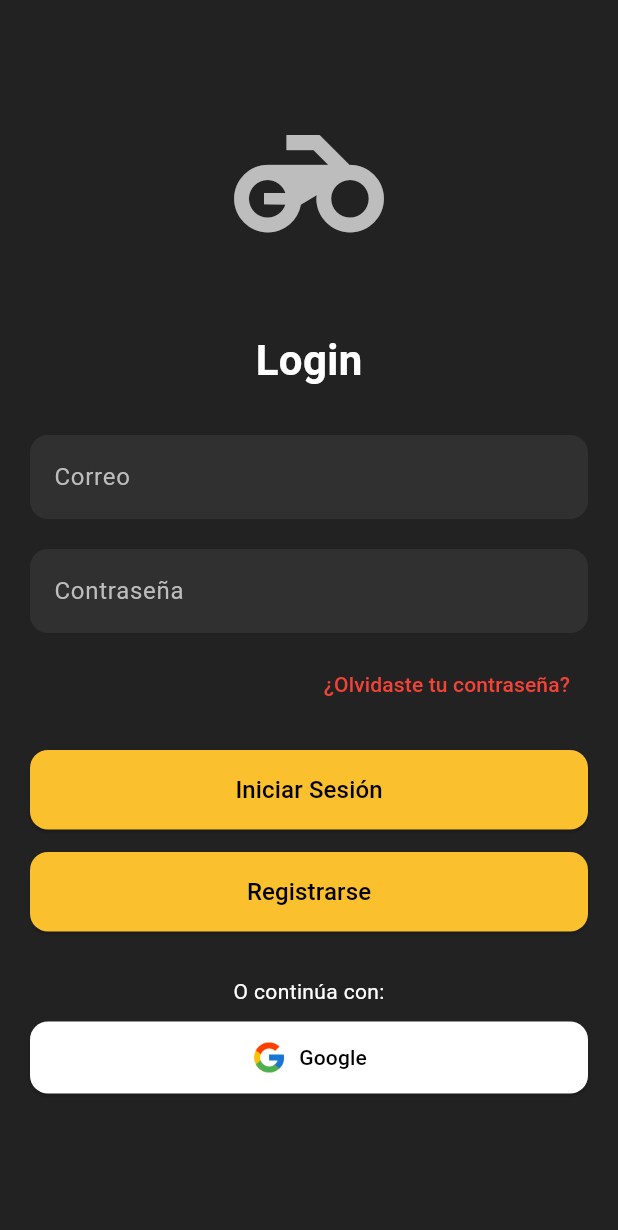
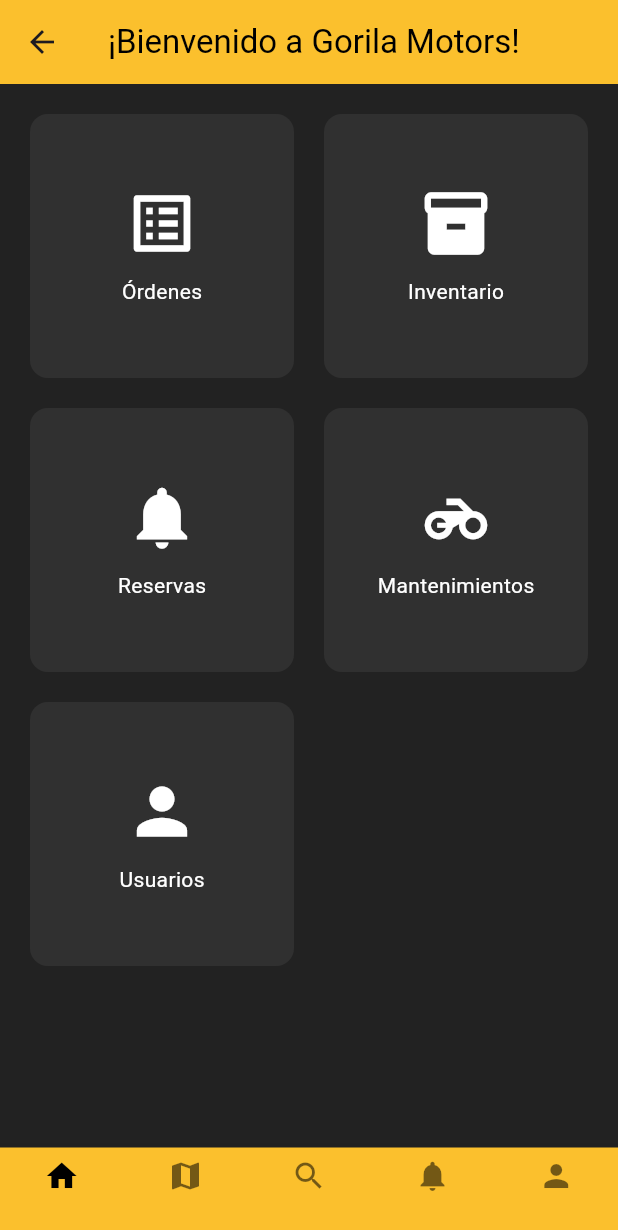
Before and after one commit to BryanAv7/prototipoFlutter, a Flutter app: the screen it shows after launch, after a tap on "Iniciar Sesión", on a phone screen of 412 x 824 dp. Shown: the top 1230 px of the screen. Run offline on Flutter 3.47's test engine with Material 3 defaults, Android fonts, the phone set to English and light mode, and no system bars.

Commit message:
Diseño del Home y Editar Perfil

```diff
--- /dev/null
+++ b/lib/screens/HomeScreen.dart
@@ -0,0 +1,118 @@
+import 'package:flutter/material.dart';
+import 'EditProfileScreen.dart';
+
+class HomeScreen extends StatefulWidget {
+  const HomeScreen({super.key});
+
+  @override
+  State<HomeScreen> createState() => _HomeScreenState();
+}
+
+class _HomeScreenState extends State<HomeScreen> {
+  int _selectedIndex = 0;
+
+  // Lista de acciones para cada ítem
+  final List<Widget Function(BuildContext)> _screens = [
+        (context) => const Center(child: Text('Inicio', style: TextStyle(color: Colors.white))),
+        (context) => const Center(child: Text('Mapa', style: TextStyle(color: Colors.white))),
+        (context) => const Center(child: Text('Buscar', style: TextStyle(color: Colors.white))),
+        (context) => const Center(child: Text('Notificaciones', style: TextStyle(color: Colors.white))),
+  ];
+
+  void _onItemTapped(int index) {
+    if (index == 4) {
+      // Ítem "Perfil": me lleva a EditProfileScreen---
+      Navigator.push(
+        context,
+        MaterialPageRoute(builder: (context) => const EditProfileScreen()),
+      );
+    } else {
+      setState(() {
+        _selectedIndex = index;
+      });
+    }
+  }
+
+  @override
+  Widget build(BuildContext context) {
+    return Scaffold(
+      backgroundColor: Colors.black87,
+      appBar: AppBar(
+        backgroundColor: Colors.yellow[700],
+        title: const Text(
+          '¡Bienvenido a Gorila Motors!',
+          style: TextStyle(color: Colors.black),
+        ),
+      ),
+      body: _selectedIndex < 4
+          ? Padding(
+        padding: const EdgeInsets.all(20.0),
+        child: GridView.count(
+          crossAxisCount: 2,
+          crossAxisSpacing: 20,
+          mainAxisSpacing: 20,
+          children: [
+            _DashboardCard(icon: Icons.list_alt, label: 'Órdenes', onTap: () {}),
+            _DashboardCard(icon: Icons.inventory, label: 'Inventario', onTap: () {}),
+            _DashboardCard(icon: Icons.notifications, label: 'Reservas', onTap: () {}),
+            _DashboardCard(icon: Icons.motorcycle, label: 'Mantenimientos', onTap: () {}),
+            _DashboardCard(icon: Icons.person, label: 'Usuarios', onTap: () {}),
+          ],
+        ),
+      )
+          : const SizedBox(),
+      bottomNavigationBar: BottomNavigationBar(
+        currentIndex: _selectedIndex,
+        backgroundColor: Colors.yellow[700],
+        selectedItemColor: Colors.black,
+        unselectedItemColor: Colors.black54,
+        type: BottomNavigationBarType.fixed,
+        items: const [
+          BottomNavigationBarItem(icon: Icon(Icons.home), label: ''),
+          BottomNavigationBarItem(icon: Icon(Icons.map), label: ''),
+          BottomNavigationBarItem(icon: Icon(Icons.search), label: ''),
+          BottomNavigationBarItem(icon: Icon(Icons.notifications), label: ''),
+          BottomNavigationBarItem(icon: Icon(Icons.person), label: ''),
+        ],
+        onTap: _onItemTapped,
+      ),
+    );
+  }
+}
+
+// Widget de tarjeta
+class _DashboardCard extends StatelessWidget {
+  final IconData icon;
+  final String label;
+  final VoidCallback onTap;
+
+  const _DashboardCard({
+    required this.icon,
+    required this.label,
+    required this.onTap,
+  });
+
+  @override
+  Widget build(BuildContext context) {
+    return GestureDetector(
+      onTap: onTap,
+      child: Container(
+        decoration: BoxDecoration(
+          color: Colors.grey[850],
+          borderRadius: BorderRadius.circular(12),
+        ),
+        child: Column(
+          mainAxisAlignment: MainAxisAlignment.center,
+          children: [
+            Icon(icon, color: Colors.white, size: 50),
+            const SizedBox(height: 10),
+            Text(
+              label,
+              style: const TextStyle(color: Colors.white, fontSize: 14),
+            ),
+          ],
+        ),
+      ),
+    );
+  }
+}
--- a/lib/screens/login_screen.dart
+++ b/lib/screens/login_screen.dart
@@ -1,4 +1,6 @@
 import 'package:flutter/material.dart';
+import 'HomeScreen.dart';
+import 'RegisterScreen.dart';
 
 class LoginScreen extends StatelessWidget {
   const LoginScreen({super.key});
@@ -7,29 +9,37 @@ class LoginScreen extends StatelessWidget {
   Widget build(BuildContext context) {
     return Scaffold(
       backgroundColor: Colors.black87,
+      appBar: AppBar(
+        backgroundColor: Colors.transparent,
+        elevation: 0,
+        toolbarHeight: 0,
+      ),
       body: SafeArea(
+        child: LayoutBuilder(
+          builder: (context, constraints) {
+            return SingleChildScrollView(
+              child: ConstrainedBox(
+                constraints: BoxConstraints(minHeight: constraints.maxHeight),
+                child: IntrinsicHeight(
                   child: Padding(
                     padding: const EdgeInsets.all(20.0),
-          child: SingleChildScrollView(
                     child: Column(
-              crossAxisAlignment: CrossAxisAlignment.stretch,
                       children: [
-                const SizedBox(height: 40),
+                        const Spacer(), // Espacio flexible arriba
 
-                // Imagen de la moto
+                        // Icono moto
                         Center(
                           child: Icon(
                             Icons.motorcycle,
                             color: Colors.grey[400],
-                    size: 120,
+                            size: 100,
                           ),
                         ),
 
-                const SizedBox(height: 40),
+                        const SizedBox(height: 20),
 
                         // Texto Login
-                const Center(
-                  child: Text(
+                        const Text(
                           'Login',
                           style: TextStyle(
                             color: Colors.white,
@@ -37,9 +47,8 @@ class LoginScreen extends StatelessWidget {
                             fontWeight: FontWeight.bold,
                           ),
                         ),
-                ),
 
-                const SizedBox(height: 30),
+                        const SizedBox(height: 20),
 
                         // Campo correo
                         TextField(
@@ -51,12 +60,16 @@ class LoginScreen extends StatelessWidget {
                             fillColor: Colors.grey[850],
                             border: OutlineInputBorder(
                               borderRadius: BorderRadius.circular(12),
-                      borderSide: BorderSide.none,
+                              borderSide: BorderSide(color: Colors.yellow),
+                            ),
+                            enabledBorder: OutlineInputBorder(
+                              borderRadius: BorderRadius.circular(12),
+                              borderSide: BorderSide(color: Colors.yellow),
                             ),
                           ),
                         ),
 
-                const SizedBox(height: 20),
+                        const SizedBox(height: 15),
 
                         // Campo contraseña
                         TextField(
@@ -69,7 +82,11 @@ class LoginScreen extends StatelessWidget {
                             fillColor: Colors.grey[850],
                             border: OutlineInputBorder(
                               borderRadius: BorderRadius.circular(12),
-                      borderSide: BorderSide.none,
+                              borderSide: BorderSide(color: Colors.yellow),
+                            ),
+                            enabledBorder: OutlineInputBorder(
+                              borderRadius: BorderRadius.circular(12),
+                              borderSide: BorderSide(color: Colors.yellow),
                             ),
                           ),
                         ),
@@ -88,56 +105,71 @@ class LoginScreen extends StatelessWidget {
                           ),
                         ),
 
-                const SizedBox(height: 20),
+                        const SizedBox(height: 15),
 
                         // Botón Iniciar Sesión
                         SizedBox(
                           width: double.infinity,
                           child: ElevatedButton(
-                    onPressed: () {},
+                            onPressed: () {
+                              Navigator.push(
+                                context,
+                                MaterialPageRoute(
+                                    builder: (context) => const HomeScreen()),
+                              );
+                            },
                             style: ElevatedButton.styleFrom(
                               backgroundColor: Colors.yellow[700],
-                      padding: const EdgeInsets.symmetric(vertical: 15),
+                              padding:
+                              const EdgeInsets.symmetric(vertical: 15),
                               shape: RoundedRectangleBorder(
                                 borderRadius: BorderRadius.circular(12),
                               ),
                             ),
                             child: const Text(
                               'Iniciar Sesión',
-                      style: TextStyle(color: Colors.black, fontSize: 16),
+                              style:
+                              TextStyle(color: Colors.black, fontSize: 16),
                             ),
                           ),
                         ),
 
-                const SizedBox(height: 15),
+                        const SizedBox(height: 10),
 
                         // Botón Registrarse
                         SizedBox(
                           width: double.infinity,
                           child: ElevatedButton(
-                    onPressed: () {},
+                            onPressed: () {
+                              Navigator.push(
+                                context,
+                                MaterialPageRoute(
+                                    builder: (context) =>
+                                    const RegisterScreen()),
+                              );
+                            },
                             style: ElevatedButton.styleFrom(
                               backgroundColor: Colors.yellow[700],
-                      padding: const EdgeInsets.symmetric(vertical: 15),
+                              padding:
+                              const EdgeInsets.symmetric(vertical: 15),
                               shape: RoundedRectangleBorder(
                                 borderRadius: BorderRadius.circular(12),
                               ),
                             ),
                             child: const Text(
                               'Registrarse',
-                      style: TextStyle(color: Colors.black, fontSize: 16),
+                              style:
+                              TextStyle(color: Colors.black, fontSize: 16),
                             ),
                           ),
                         ),
 
-                const SizedBox(height: 30),
+                        const SizedBox(height: 20),
 
                         // Texto O continúa con:
-                const Center(
-                  child: Text(
+                        const Text(
                           'O continúa con:',
                           style: TextStyle(color: Colors.white),
-                  ),
                         ),
 
                         const SizedBox(height: 10),
@@ -158,18 +190,25 @@ class LoginScreen extends StatelessWidget {
                             ),
                             style: ElevatedButton.styleFrom(
                               backgroundColor: Colors.white,
-                      padding: const EdgeInsets.symmetric(vertical: 12),
+                              padding:
+                              const EdgeInsets.symmetric(vertical: 12),
                               shape: RoundedRectangleBorder(
                                 borderRadius: BorderRadius.circular(12),
                               ),
                             ),
                           ),
                         ),
+
+                        const Spacer(), // Espacio flexible abajo
                       ],
                     ),
                   ),
                 ),
               ),
             );
+          },
+        ),
+      ),
+    );
   }
 }
```
Also changed, not shown: lib/screens/EditProfileScreen.dart (added, +163 -0 lines), lib/screens/RegisterScreen.dart (added, +162 -0 lines). Lines whose indentation alone changed are shown as unchanged.
